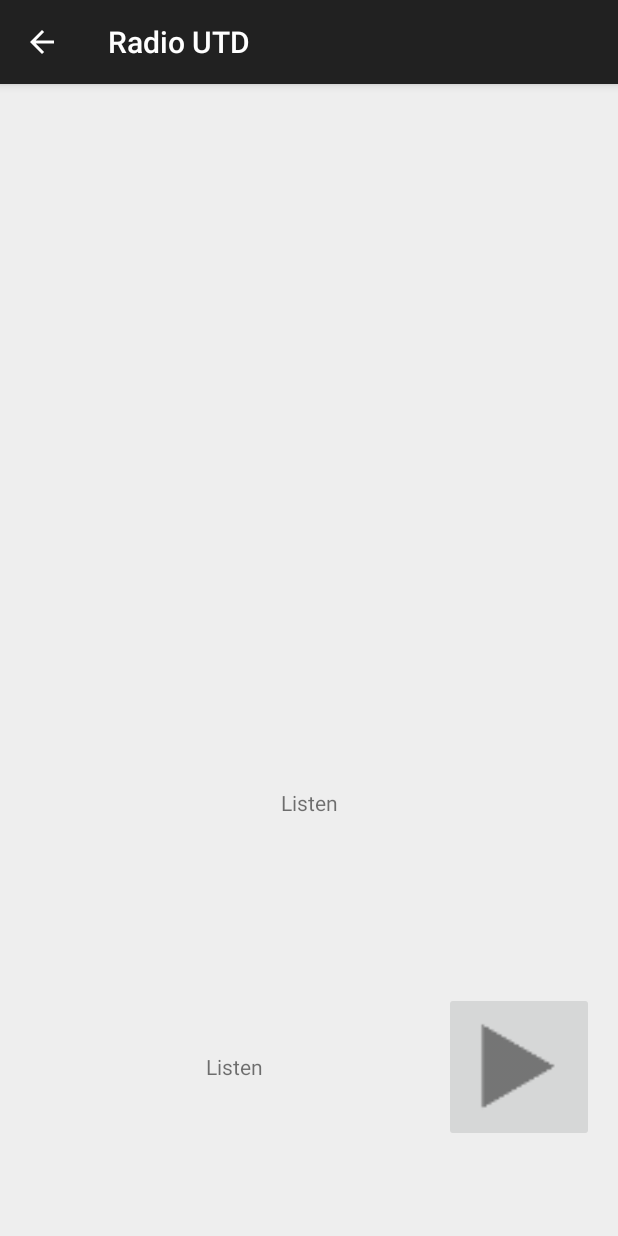
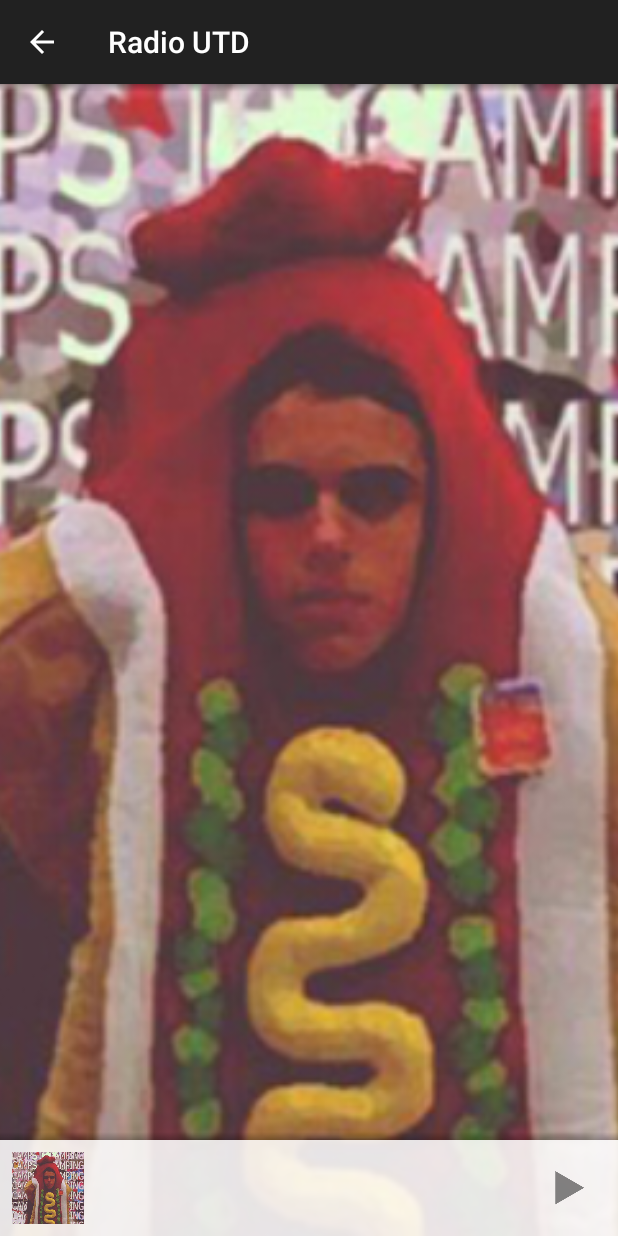
Before and after one commit to Radio-UTD/Radio-UTD, an Android app: the screen it shows after launch (RadioActivity), on a phone screen of 412 x 824 dp. Run offline under Robolectric (Android 15) with nearby library versions, the phone set to English and light mode, and no system bars; 6 statements that could not run were skipped.

Commit message:
Added preliminary radio player layout

```diff
--- a/app/src/main/java/com/utd/radio/RadioService.java
+++ b/app/src/main/java/com/utd/radio/RadioService.java
@@ -233,8 +233,7 @@ public class RadioService extends Service implements MediaPlayer.OnCompletionLis
     public boolean onUnbind(Intent intent) {
         RadioActivity.log("RadioService.onUnbind");
         isBound = false;
-        if(isPlaying())
-            updateNotification();
+        updateNotification();
         return true;
     }
 
--- a/app/src/main/java/com/utd/radio/fragments/RadioFragment.java
+++ b/app/src/main/java/com/utd/radio/fragments/RadioFragment.java
@@ -12,26 +12,34 @@ import android.view.LayoutInflater;
 import android.view.View;
 import android.view.ViewGroup;
 import android.widget.ImageButton;
-import android.widget.Toast;
+import android.widget.TextView;
 
 import com.utd.radio.R;
 import com.utd.radio.RadioActivity;
 import com.utd.radio.RadioService;
+import com.utd.radio.listeners.OnMetadataChangedListener;
+import com.utd.radio.models.Metadata;
+import com.utd.radio.util.MetadataManager;
 
 /**
  * A placeholder fragment containing a simple view.
  */
-public class RadioFragment extends Fragment {
+public class RadioFragment extends Fragment implements OnMetadataChangedListener {
 
     /**
      * Returns a new instance of this fragment for the given section
      * number.
      */
 
+    TextView artistTextView;
+    TextView songTextView;
     ImageButton playPauseButton;
+
 
     RadioService radioService;
     boolean isBound;
+
+    Metadata currentMetadata = new Metadata();
 
     ServiceConnection serviceConnection = new ServiceConnection() {
         @Override
@@ -78,6 +86,9 @@ public class RadioFragment extends Fragment {
         View view = inflater.inflate(R.layout.fragment_radio, container, false);
 
 
+        songTextView = (TextView) view.findViewById(R.id.player_song);
+        artistTextView = (TextView) view.findViewById(R.id.player_artist);
+
         playPauseButton = ((ImageButton)view.findViewById(R.id.playPauseButton));
         playPauseButton.setOnClickListener(new View.OnClickListener() {
             @Override
@@ -99,6 +110,7 @@ public class RadioFragment extends Fragment {
             }
         });
 
+
         return view;
     }
 
@@ -107,18 +119,22 @@ public class RadioFragment extends Fragment {
     public void onResume() {
         super.onResume();
         RadioActivity.log("RadioFragment.onResume");
+
         Intent intent = new Intent(getActivity(), RadioService.class);
         intent.setAction(RadioService.ACTION_INIT);
         getActivity().startService(intent);
 
         intent = new Intent(getActivity(), RadioService.class);
         getActivity().getApplicationContext().bindService(intent, serviceConnection, Service.BIND_AUTO_CREATE);
+
+        MetadataManager.addListener(this);
     }
 
     @Override
     public void onPause() {
         super.onPause();
         RadioActivity.log("RadioFragment.onPause");
+        MetadataManager.removeListener(this);
         if(isBound)
         {
             getActivity().getApplicationContext().unbindService(serviceConnection);
@@ -134,4 +150,11 @@ public class RadioFragment extends Fragment {
 //                getArguments().getInt(ARG_SECTION_NUMBER));
         ((RadioActivity) activity).restoreActionBar(getString(R.string.app_name));
     }
+
+    @Override
+    public void onMetadataChanged(Metadata metadata) {
+        currentMetadata = metadata;
+        songTextView.setText(metadata.song);
+        artistTextView.setText(metadata.artist);
+    }
 }
--- /dev/null
+++ b/app/src/main/res/drawable/player_bar_shadow.xml
@@ -0,0 +1,8 @@
+<?xml version="1.0" encoding="utf-8"?>
+
+<shape xmlns:android="http://schemas.android.com/apk/res/android" android:shape="rectangle">
+    <gradient android:startColor="@color/bar_shadow_begin"
+        android:endColor="@color/bar_shadow_end"
+        android:type="linear"
+        android:angle="90"></gradient>
+</shape>
--- a/app/src/main/res/layout/activity_radio.xml
+++ b/app/src/main/res/layout/activity_radio.xml
@@ -9,10 +9,22 @@
 
     <!-- As the main content view, the view below consumes the entire
          space available using match_parent in both dimensions. -->
-    <FrameLayout
-        android:id="@+id/container"
+    <RelativeLayout
         android:layout_width="match_parent"
-        android:layout_height="match_parent" />
+        android:layout_height="match_parent">
+        <FrameLayout
+            android:id="@+id/container"
+            android:layout_width="match_parent"
+            android:layout_height="match_parent" />
+        <View
+            android:layout_width="match_parent"
+            android:layout_height="5dp"
+            android:layout_alignParentTop="true"
+            android:rotation="180"
+            android:background="@drawable/player_bar_shadow">
+        </View>
+    </RelativeLayout>
+
 
     <!-- android:layout_gravity="start" tells DrawerLayout to treat
          this as a sliding drawer on the left side for left-to-right
--- a/app/src/main/res/layout/fragment_radio.xml
+++ b/app/src/main/res/layout/fragment_radio.xml
@@ -2,74 +2,142 @@
     xmlns:tools="http://schemas.android.com/tools"
     android:layout_width="match_parent"
     android:layout_height="match_parent"
-    android:paddingLeft="@dimen/activity_horizontal_margin"
-    android:paddingRight="@dimen/activity_horizontal_margin"
-    android:paddingTop="@dimen/activity_vertical_margin"
-    android:paddingBottom="@dimen/activity_vertical_margin" >
+    android:orientation="vertical"
+    >
+
+    <ImageView
+        android:layout_width="match_parent"
+        android:layout_height="match_parent"
+        android:id="@+id/largeAlbumArt"
+        android:src="@drawable/temp_album_art"
+        android:scaleType="centerCrop"
+        />
+
+    <LinearLayout
+        android:id="@+id/player_bottom_bar"
+        android:layout_width="match_parent"
+        android:layout_height="64dp"
+        android:background="@color/player_main_color"
+        android:orientation="horizontal"
+        android:layout_alignParentBottom="true"
+        >
+
+        <ImageView
+            android:layout_width="48dp"
+            android:layout_height="48dp"
+            android:layout_margin="8dp"
+            android:id="@+id/smallAlbumArt"
+            android:src="@drawable/temp_album_art" />
+
+        <LinearLayout
+            android:layout_width="0dp"
+            android:layout_height="match_parent"
+            android:layout_weight="1"
+            android:orientation="vertical"
+            android:paddingTop="8dp"
+            android:paddingRight="8dp" >
+            <TextView android:id="@+id/player_song"
+                android:layout_width="match_parent"
+                android:layout_height="wrap_content"
+                android:layout_marginTop="2dp"
+                android:singleLine="true"
+                android:ellipsize="marquee"
+                android:fadingEdge="horizontal"
+                tools:text="Sandstorm"
+                android:textColor="@color/primary_text_color"
+                android:fontFamily="sans-serif-light"
+                android:textSize="17sp"
+                />
+            <TextView android:id="@+id/player_artist"
+                android:layout_width="match_parent"
+                android:layout_height="wrap_content"
+
+                android:singleLine="true"
+                android:ellipsize="marquee"
+                android:fadingEdge="horizontal"
+                tools:text="Darude ft. Snoop Doog Weed Master"
+                android:textColor="@color/secondary_text_color"
+                android:textSize="14sp"
+                android:fontFamily="sans-serif-light"
+                />
+        </LinearLayout>
+        <ImageButton
+            android:id="@+id/playPauseButton"
+            android:background="?android:attr/selectableItemBackground"
+            android:layout_width="64dp"
+            android:layout_height="64dp"
+            android:layout_gravity="center"
+            android:src="@drawable/ic_action_play"/>
+    </LinearLayout>
+
+    <View
+        android:layout_width="match_parent"
+        android:layout_height="5dp"
+        android:layout_above="@id/player_bottom_bar"
+        android:background="@drawable/player_bar_shadow">
+    </View>
+
+</RelativeLayout>
 
 
-    <LinearLayout
-        android:orientation="vertical"
-        android:layout_width="match_parent"
-        android:layout_height="match_parent"
-        android:layout_alignParentRight="true"
-        android:layout_alignParentEnd="true"
-        android:weightSum="1"
-        android:id="@+id/linearlayoutoverall">
+    <!--<LinearLayout-->
+        <!--android:orientation="vertical"-->
+        <!--android:layout_width="match_parent"-->
+        <!--android:layout_height="match_parent"-->
+        <!--android:layout_alignParentRight="true"-->
+        <!--android:layout_alignParentEnd="true"-->
+        <!--android:weightSum="1"-->
+        <!--android:id="@+id/linearlayoutoverall">-->
 
-        <FrameLayout
-            android:layout_width="match_parent"
-            android:layout_height="0dp"
-            android:layout_weight="0.52">
+        <!--<FrameLayout-->
+            <!--android:layout_width="match_parent"-->
+            <!--android:layout_height="0dp"-->
+            <!--android:layout_weight="0.52">-->
 
-            <ImageView
-                android:layout_width="200dp"
-                android:layout_height="200dp"
-                android:id="@+id/imageView"
-                android:layout_gravity="center_horizontal|top" />
-        </FrameLayout>
 
-        <TextView
-            android:layout_width="match_parent"
-            android:layout_height="0dp"
-            android:text="@string/drawer_title_listen"
-            android:layout_toEndOf="@+id/playPauseButton"
-            android:layout_below="@+id/playPauseButton"
-            android:layout_alignLeft="@+id/playPauseButton"
-            android:layout_alignStart="@+id/playPauseButton"
-            android:layout_alignRight="@+id/playPauseButton"
-            android:layout_alignEnd="@+id/playPauseButton"
-            android:id="@+id/currentlyplayingshowtextview"
-            android:layout_weight="0.22"
-            android:layout_gravity="center_horizontal"
-            android:gravity="center" />
+        <!--</FrameLayout>-->
 
-        <LinearLayout
-            android:orientation="horizontal"
-            android:layout_width="match_parent"
-            android:layout_height="0dp"
-            android:layout_weight="0.26">
+        <!--<TextView-->
+            <!--android:layout_width="match_parent"-->
+            <!--android:layout_height="0dp"-->
+            <!--android:text="@string/drawer_title_listen"-->
+            <!--android:layout_toRightOf="@+id/playPauseButton"-->
+            <!--android:layout_toEndOf="@+id/playPauseButton"-->
+            <!--android:layout_below="@+id/playPauseButton"-->
+            <!--android:layout_alignLeft="@+id/playPauseButton"-->
+            <!--android:layout_alignStart="@+id/playPauseButton"-->
+            <!--android:layout_alignRight="@+id/playPauseButton"-->
+            <!--android:layout_alignEnd="@+id/playPauseButton"-->
+            <!--android:id="@+id/currentlyplayingshowtextview"-->
+            <!--android:layout_weight="0.22"-->
+            <!--android:layout_gravity="center_horizontal"-->
+            <!--android:gravity="center" />-->
 
-            <TextView
-                android:layout_width="wrap_content"
-                android:layout_height="93dp"
-                android:text="@string/drawer_title_listen"
-                android:layout_toEndOf="@+id/textView2"
-                android:id="@+id/currentlyplayingsongtextivew"
-                android:layout_toRightOf="@+id/textView2"
-                android:layout_alignParentRight="true"
-                android:layout_alignParentEnd="true"
-                android:layout_weight="0.31"
-                android:layout_gravity="center_vertical"
-                android:gravity="center" />
+        <!--<LinearLayout-->
+            <!--android:orientation="horizontal"-->
+            <!--android:layout_width="match_parent"-->
+            <!--android:layout_height="0dp"-->
+            <!--android:layout_weight="0.26">-->
 
-            <ImageButton
-                android:layout_width="100dp"
-                android:layout_height="100dp"
-                android:id="@+id/playPauseButton"
-                android:scaleType="centerCrop"
-                android:src="@drawable/ic_action_play"
-                android:layout_gravity="center_vertical" />
-        </LinearLayout>
-    </LinearLayout>
-</RelativeLayout>
+            <!--<TextView-->
+                <!--android:layout_width="wrap_content"-->
+                <!--android:layout_height="93dp"-->
+                <!--android:text="@string/drawer_title_listen"-->
+                <!--android:layout_toEndOf="@+id/textView2"-->
+                <!--android:id="@+id/currentlyplayingsongtextivew"-->
+                <!--android:layout_toRightOf="@+id/textView2"-->
+                <!--android:layout_alignParentRight="true"-->
+                <!--android:layout_alignParentEnd="true"-->
+                <!--android:layout_weight="0.31"-->
+                <!--android:layout_gravity="center_vertical"-->
+                <!--android:gravity="center" />-->
+
+            <!--<ImageButton-->
+                <!--android:layout_width="100dp"-->
+                <!--android:layout_height="100dp"-->
+                <!--android:id="@+id/playPauseButton"-->
+                <!--android:scaleType="centerCrop"-->
+                <!--android:src="@drawable/ic_action_play"-->
+                <!--android:layout_gravity="center_vertical" />-->
+        <!--</LinearLayout>-->
+    <!--</LinearLayout>-->
--- a/app/src/main/res/values/styles.xml
+++ b/app/src/main/res/values/styles.xml
@@ -6,6 +6,8 @@
     <color name="main_bg">#EEE</color>
     <color name="nav_list_item_bg">#FFF</color>
     <color name="nav_list_bg">#FFF</color>
+
+    <color name="player_main_color">#DDFFFFFF</color>
     <!--<color name="nav_list_item_bg_pressed">#DDD</color>-->
     <color name="nav_list_item_bg_selected">#EEE</color>
 
@@ -14,6 +16,9 @@
     <color name="tertiary_text_color">#B5B5B5</color>
 
     <color name="action_bar_color">#E98300</color>
+
+    <color name="bar_shadow_begin">#44000000</color>
+    <color name="bar_shadow_end">#00000000</color>
 
     <!-- Base application theme. -->
     <style name="AppTheme" parent="Theme.AppCompat.Light.DarkActionBar">
```
